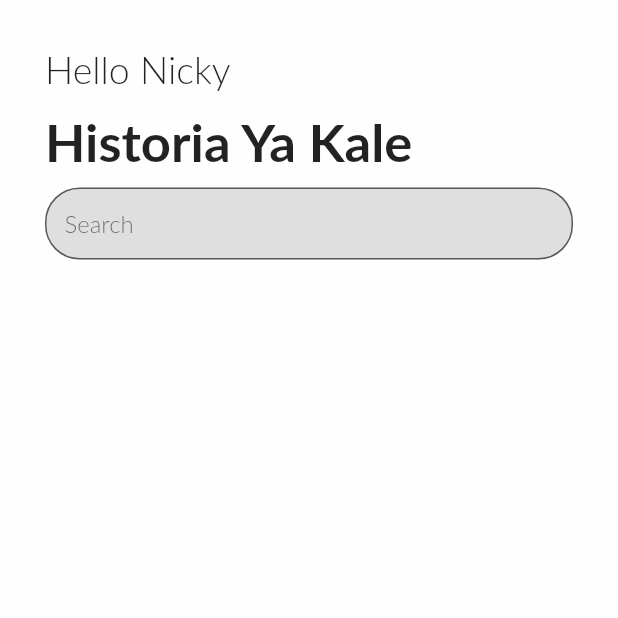
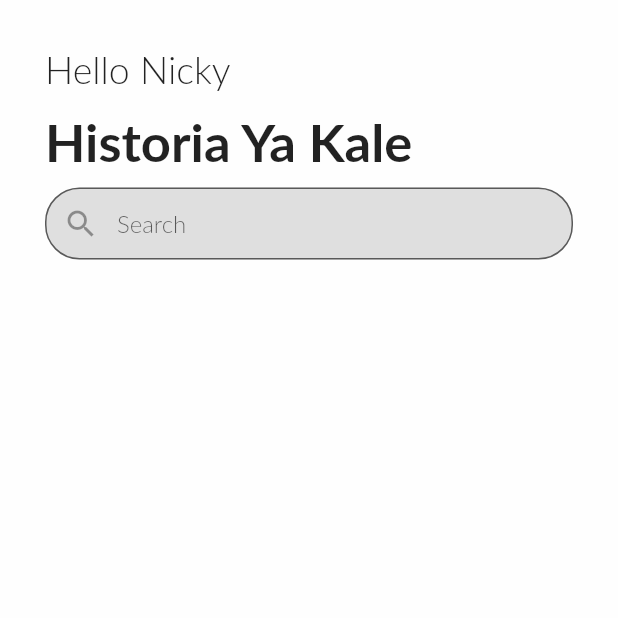
Before and after one commit to nickyrabit/FlutterHeroAnimationExample, a Flutter app: the screen it shows after launch, on a phone screen of 412 x 824 dp, the top half of it. Run offline on Flutter 3.47's test engine with Material 2 defaults, Android fonts, the phone set to English and light mode, and no system bars.

Commit message:
adding prefix icon in a textfield

```diff
--- a/lib/main.dart
+++ b/lib/main.dart
@@ -34,6 +34,7 @@ class MyStatelessWidget extends StatelessWidget{
 
           child: new TextField(
             decoration: InputDecoration(
+              prefixIcon: Icon(Icons.search, color: Colors.black38,),
               contentPadding: const EdgeInsets.all(13.0),
               border: OutlineInputBorder(
                 borderRadius: BorderRadius.circular(23.0),
```
